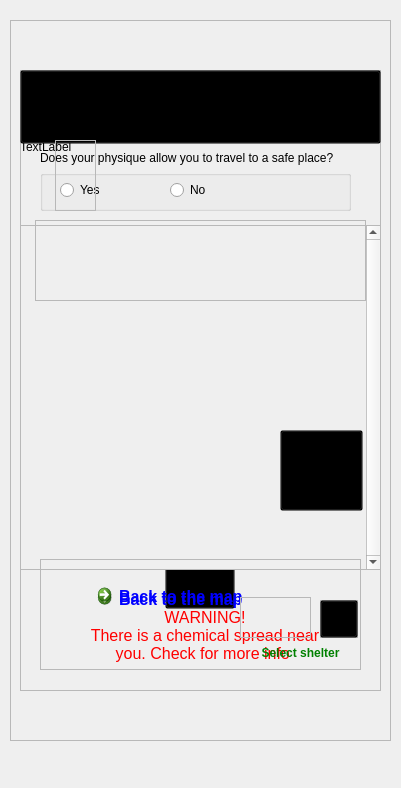
Before: the Qt Designer form WhereIsSafe/wis_dockwidget_base.ui in melikasajadian/2017_Group4_Where2BSafe, drawn with Qt 5.
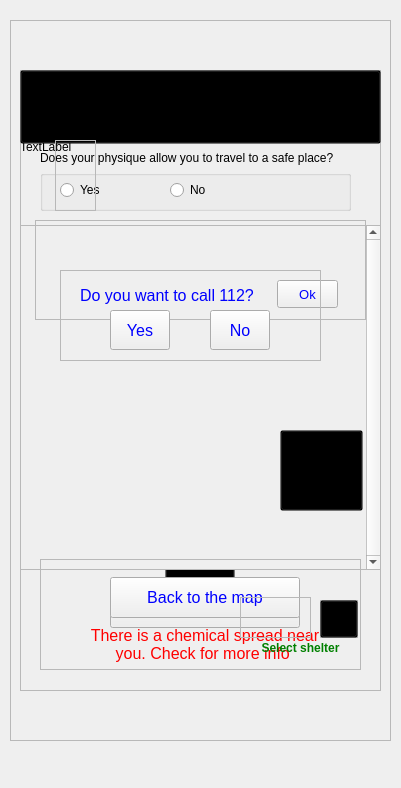
After: the same form once the commit is applied. Icons and pictures are not drawn. Custom widgets are drawn as their Qt base class.

```diff
--- a/WhereIsSafe/wis_dockwidget_base.ui
+++ b/WhereIsSafe/wis_dockwidget_base.ui
@@ -65,14 +65,27 @@
 color: red;
 }
 
-QCommandLinkButton#backm_btn{
-border: none;
+QPushButton#confirm_btn{
+font-size: 10pt;
+color: blue;
+}
+
+QPushButton#callok_btn{
 font-size: 12pt;
 color: blue;
 }
 
-QCommandLinkButton#backp_btn{
-border: none;
+QPushButton#callcancel_btn{
+font-size: 12pt;
+color: blue;
+}
+
+QPushButton#backm_btn{
+font-size: 12pt;
+color: blue;
+}
+
+QPushButton#backp_btn{
 font-size: 12pt;
 color: blue;
 }
@@ -136,9 +149,22 @@
 background-position: top left;
 }
 
-QLabel#safeNotif{
-background-image: url(:/graphics/safeNotif.png);
-background-position: top left;
+QLabel#infoLable{
+background-color:transparent;
+color: green;
+font-size: 8pt;
+}
+
+QLabel#callingLable{
+background-color:transparent;
+color: blue;
+font-size: 12pt;
+}
+
+QLabel#reachedNotif{
+background-color:transparent;
+color: blue;
+font-size: 8pt;
 }
 
 QPushButton#location_btn{
@@ -289,17 +315,17 @@
      <property name="frameShadow">
       <enum>QFrame::Raised</enum>
      </property>
-     <widget class="QCommandLinkButton" name="backp_btn">
+     <widget class="QPushButton" name="backp_btn">
       <property name="geometry">
        <rect>
-        <x>70</x>
+        <x>90</x>
         <y>510</y>
-        <width>225</width>
+        <width>190</width>
         <height>48</height>
        </rect>
       </property>
       <property name="text">
-       <string>Back to the map</string>
+       <string>Search options</string>
       </property>
      </widget>
      <widget class="QLabel" name="label">
@@ -648,12 +674,12 @@
      <property name="frameShadow">
       <enum>QFrame::Raised</enum>
      </property>
-     <widget class="QCommandLinkButton" name="backm_btn">
+     <widget class="QPushButton" name="backm_btn">
       <property name="geometry">
        <rect>
-        <x>70</x>
+        <x>90</x>
         <y>507</y>
-        <width>251</width>
+        <width>190</width>
         <height>41</height>
        </rect>
       </property>
@@ -781,7 +807,7 @@
        <x>25</x>
        <y>200</y>
        <width>331</width>
-       <height>81</height>
+       <height>100</height>
       </rect>
      </property>
      <property name="frameShape">
@@ -793,9 +819,9 @@
      <widget class="QLabel" name="reachedNotif">
       <property name="geometry">
        <rect>
-        <x>0</x>
+        <x>10</x>
         <y>0</y>
-        <width>331</width>
+        <width>321</width>
         <height>81</height>
        </rect>
       </property>
@@ -803,6 +829,19 @@
        <string/>
       </property>
      </widget>
+     <widget class="QPushButton" name="confirm_btn">
+      <property name="geometry">
+       <rect>
+        <x>242</x>
+        <y>60</y>
+        <width>61</width>
+        <height>28</height>
+       </rect>
+      </property>
+      <property name="text">
+       <string>Ok</string>
+      </property>
+     </widget>
     </widget>
     <widget class="QFrame" name="arrowFrame">
      <property name="geometry">
@@ -862,6 +901,61 @@
       </property>
      </widget>
     </widget>
+    <widget class="QFrame" name="callingFrame">
+     <property name="geometry">
+      <rect>
+       <x>50</x>
+       <y>250</y>
+       <width>261</width>
+       <height>91</height>
+      </rect>
+     </property>
+     <property name="frameShape">
+      <enum>QFrame::StyledPanel</enum>
+     </property>
+     <property name="frameShadow">
+      <enum>QFrame::Raised</enum>
+     </property>
+     <widget class="QLabel" name="callingLable">
+      <property name="geometry">
+       <rect>
+        <x>20</x>
+        <y>10</y>
+        <width>221</width>
+        <height>31</height>
+       </rect>
+      </property>
+      <property name="text">
+       <string>Do you want to call 112?</string>
+      </property>
+     </widget>
+     <widget class="QPushButton" name="callok_btn">
+      <property name="geometry">
+       <rect>
+        <x>50</x>
+        <y>40</y>
+        <width>60</width>
+        <height>40</height>
+       </rect>
+      </property>
+      <property name="text">
+       <string>Yes</string>
+      </property>
+     </widget>
+     <widget class="QPushButton" name="callcancel_btn">
+      <property name="geometry">
+       <rect>
+        <x>150</x>
+        <y>40</y>
+        <width>60</width>
+        <height>40</height>
+       </rect>
+      </property>
+      <property name="text">
+       <string>No</string>
+      </property>
+     </widget>
+    </widget>
     <zorder>FirstPage</zorder>
     <zorder>Call112</zorder>
     <zorder>Profile</zorder>
@@ -874,6 +968,7 @@
     <zorder>lastNotif</zorder>
     <zorder>arrowFrame</zorder>
     <zorder>arrowFrame2</zorder>
+    <zorder>callingFrame</zorder>
    </widget>
    <widget class="QFrame" name="ShelterInfo">
     <property name="geometry">
@@ -908,7 +1003,7 @@
       <rect>
        <x>10</x>
        <y>10</y>
-       <width>261</width>
+       <width>271</width>
        <height>91</height>
       </rect>
      </property>
@@ -920,7 +1015,7 @@
      <property name="geometry">
       <rect>
        <x>210</x>
-       <y>80</y>
+       <y>75</y>
        <width>101</width>
        <height>28</height>
       </rect>
```
